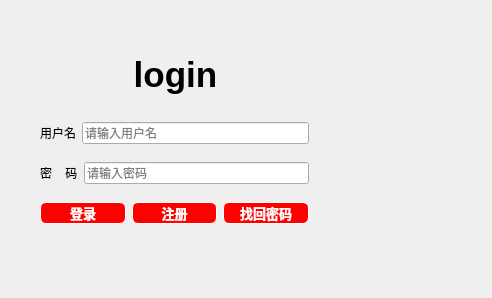
Above: client/dialog.ui from IM-Commnue/IM-Internship-BIT before the change. Below: the same form after it.
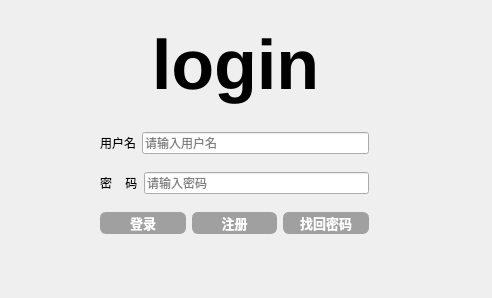
That is the form after the change. Icons and pictures are not drawn. Custom widgets are drawn as their Qt base class.

Patch:
```diff
--- a/client/dialog.ui
+++ b/client/dialog.ui
@@ -16,8 +16,8 @@
   <widget class="QWidget" name="layoutWidget">
    <property name="geometry">
     <rect>
-     <x>40</x>
-     <y>110</y>
+     <x>100</x>
+     <y>120</y>
      <width>269</width>
      <height>128</height>
     </rect>
@@ -68,27 +68,16 @@
        <widget class="QPushButton" name="loginBtn">
         <property name="styleSheet">
          <string notr="true">QPushButton {
-
 border: 0.5px solid white;
-
+	border-color: rgb(160,160,160);
 border-radius: 6px;
-
-background-color: rgb(255,0,0);
-
+background-color: rgb(160,160,160);
 min-width: 80px;
-
 font-family:&quot;Microsoft YaHei&quot;;
-
 font-size:10pt;
-
 font-weight: bold;
-
 color:white;
-
 }
-
-
-
 QPushButton:hover {
 
 border: 0.5px solid white;
@@ -120,27 +109,16 @@
        <widget class="QPushButton" name="signBtn">
         <property name="styleSheet">
          <string notr="true">QPushButton {
-
 border: 0.5px solid white;
-
+	border-color: rgb(160,160,160);
 border-radius: 6px;
-
-background-color: rgb(255,0,0);
-
+background-color: rgb(160,160,160);
 min-width: 80px;
-
 font-family:&quot;Microsoft YaHei&quot;;
-
 font-size:10pt;
-
 font-weight: bold;
-
 color:white;
-
 }
-
-
-
 QPushButton:hover {
 
 border: 0.5px solid white;
@@ -172,27 +150,16 @@
        <widget class="QPushButton" name="resignButton">
         <property name="styleSheet">
          <string notr="true">QPushButton {
-
 border: 0.5px solid white;
-
+	border-color: rgb(160,160,160);
 border-radius: 6px;
-
-background-color: rgb(255,0,0);
-
+background-color: rgb(160,160,160);
 min-width: 80px;
-
 font-family:&quot;Microsoft YaHei&quot;;
-
 font-size:10pt;
-
 font-weight: bold;
-
 color:white;
-
 }
-
-
-
 QPushButton:hover {
 
 border: 0.5px solid white;
@@ -227,23 +194,22 @@
   <widget class="QLabel" name="login">
    <property name="geometry">
     <rect>
-     <x>70</x>
-     <y>50</y>
+     <x>130</x>
+     <y>20</y>
      <width>211</width>
-     <height>51</height>
+     <height>91</height>
     </rect>
    </property>
    <property name="styleSheet">
     <string notr="true">QLabel{
-font-family:&quot;Microsoft YaHei&quot;;
-font-size:35px;
+	font: 75 italic 20pt &quot;URW Chancery L&quot;;
+
+font-size:70px;
 font-weight:bold;
-color:black;
+color:rgb(0,0,0);
 border:none;
-
-
-
-}</string>
+}
+</string>
    </property>
    <property name="text">
     <string>&lt;html&gt;&lt;head/&gt;&lt;body&gt;&lt;p align=&quot;center&quot;&gt;login&lt;/p&gt;&lt;/body&gt;&lt;/html&gt;</string>
```
Left out of the diff: 36 changed lines with no effect on the pictures.
